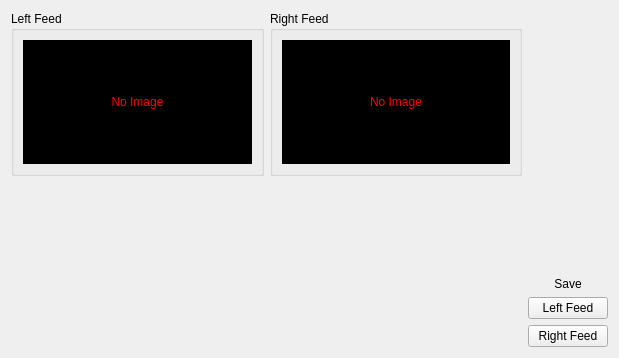
Above: src/gui/adapters/cameraadapter.ui from RoboJackets/igvc-software before the change. Below: the same form after it.
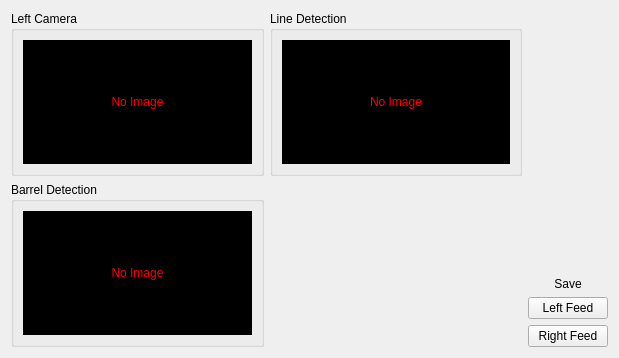
That is the form after the change.

Commit message: In the middle of major cameraAdapter changes.

```diff
--- a/src/gui/adapters/cameraadapter.ui
+++ b/src/gui/adapters/cameraadapter.ui
@@ -41,7 +41,7 @@
    <item row="0" column="0">
     <widget class="QGroupBox" name="groupBox">
      <property name="title">
-      <string>Left Feed</string>
+      <string>Left Camera</string>
      </property>
      <layout class="QGridLayout" name="gridLayout_2">
       <item row="1" column="0">
@@ -73,7 +73,7 @@
    <item row="0" column="1">
     <widget class="QGroupBox" name="groupBox_3">
      <property name="title">
-      <string>Right Feed</string>
+      <string>Line Detection</string>
      </property>
      <layout class="QGridLayout" name="gridLayout_3">
       <item row="0" column="0">
@@ -102,6 +102,38 @@
      </layout>
     </widget>
    </item>
+   <item row="1" column="0">
+    <widget class="QGroupBox" name="groupBox_2">
+     <property name="title">
+      <string>Barrel Detection</string>
+     </property>
+     <layout class="QGridLayout" name="gridLayout_4">
+      <item row="1" column="0">
+       <widget class="QLabel" name="barrelImg_label">
+        <property name="sizePolicy">
+         <sizepolicy hsizetype="Expanding" vsizetype="Expanding">
+          <horstretch>0</horstretch>
+          <verstretch>0</verstretch>
+         </sizepolicy>
+        </property>
+        <property name="styleSheet">
+         <string notr="true">color: rgb(255, 0, 0);
+background-color: rgb(0, 0, 0);</string>
+        </property>
+        <property name="text">
+         <string>No Image</string>
+        </property>
+        <property name="scaledContents">
+         <bool>true</bool>
+        </property>
+        <property name="alignment">
+         <set>Qt::AlignCenter</set>
+        </property>
+       </widget>
+      </item>
+     </layout>
+    </widget>
+   </item>
    <item row="0" column="2" rowspan="2">
     <layout class="QVBoxLayout" name="verticalLayout">
      <item>
@@ -143,19 +175,6 @@
      </item>
     </layout>
    </item>
-   <item row="1" column="1">
-    <spacer name="verticalSpacer_2">
-     <property name="orientation">
-      <enum>Qt::Vertical</enum>
-     </property>
-     <property name="sizeHint" stdset="0">
-      <size>
-       <width>20</width>
-       <height>40</height>
-      </size>
-     </property>
-    </spacer>
-   </item>
   </layout>
  </widget>
  <resources/>
```
The commit also changes 2 other files.
